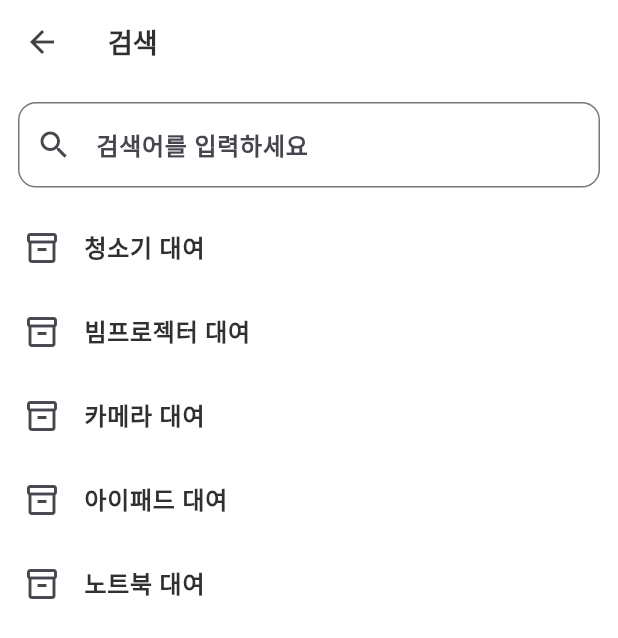
After one commit to Renty-Project-Team/renty_client, a Flutter app: the screen it shows after launch, item 2 of the bottom bar chosen, on a phone screen of 412 x 824 dp. The commit adds this screen. Shown: the top 638 px of the screen. Run offline on Flutter 3.47's test engine with Material 3 defaults, Android fonts, the phone set to English and light mode, and no system bars; missing offline and left inert: dart:js_interop; Roboto replaces fonts that are missing (Noto Sans KR).

Commit message:
flutter테스트중

```diff
--- a/lib/bottom_menu_bar.dart
+++ b/lib/bottom_menu_bar.dart
@@ -1,4 +1,5 @@
 import 'package:flutter/material.dart';
+import 'package:renty_client/search.dart';
 
 class BottomMenuBar extends StatelessWidget {
   final int currentIndex; // 현재 선택된 인덱스
@@ -53,7 +54,15 @@ class BottomMenuBar extends StatelessWidget {
             ),
           ],
           currentIndex: 0,
-          onTap: (index) {} // Handle tap here if needed
+          onTap: (index) {
+            print('$index');
+            if(index ==1){
+              Navigator.push(
+                context,
+                MaterialPageRoute(builder: (context)=>SearchPage())
+              );
+            }
+          } // Handle tap here if needed
         ),
       );
   }
--- /dev/null
+++ b/lib/search.dart
@@ -0,0 +1,84 @@
+import 'dart:js_interop';
+
+import 'package:flutter/material.dart';
+import 'global_theme.dart';
+import 'logo_app_ber.dart';
+import 'bottom_menu_bar.dart';
+
+
+class SearchPage extends StatefulWidget {
+  const SearchPage({super.key});
+
+  @override
+  State<SearchPage> createState() => _SearchPageState();
+}
+
+class _SearchPageState extends State<SearchPage> {
+  final TextEditingController _searchController = TextEditingController();
+  final List<String> _allItems = [
+    '청소기 대여',
+    '빔프로젝터 대여',
+    '카메라 대여',
+    '아이패드 대여',
+    '노트북 대여',
+  ];
+
+  List<String> _filteredItems = [];
+
+  @override
+  void initState() {
+    super.initState();
+    _filteredItems = _allItems;
+  }
+
+  void _onSearchChanged(String query) {
+    setState(() {
+      _filteredItems = _allItems
+          .where((item) => item.contains(query.trim()))
+          .toList();
+    });
+  }
+
+  @override
+  Widget build(BuildContext context) {
+    return Scaffold(
+      appBar: AppBar(title: const Text('검색')),
+      body: Column(
+        children: [
+          // 🔍 검색창
+          Padding(
+            padding: const EdgeInsets.all(12.0),
+            child: TextField(
+              controller: _searchController,
+              onChanged: _onSearchChanged,
+              decoration: InputDecoration(
+                hintText: '검색어를 입력하세요',
+                prefixIcon: const Icon(Icons.search),
+                border: OutlineInputBorder(
+                  borderRadius: BorderRadius.circular(12),
+                ),
+              ),
+            ),
+          ),
+
+          // 📄 검색 결과 리스트
+          Expanded(
+            child: ListView.builder(
+              itemCount: _filteredItems.length,
+              itemBuilder: (context, index) {
+                final item = _filteredItems[index];
+                return ListTile(
+                  title: Text(item),
+                  leading: const Icon(Icons.inventory_2_outlined),
+                  onTap: () {
+                    // TODO: 상세페이지 연결 가능
+                  },
+                );
+              },
+            ),
+          ),
+        ],
+      ),
+    );
+  }
+}
```
